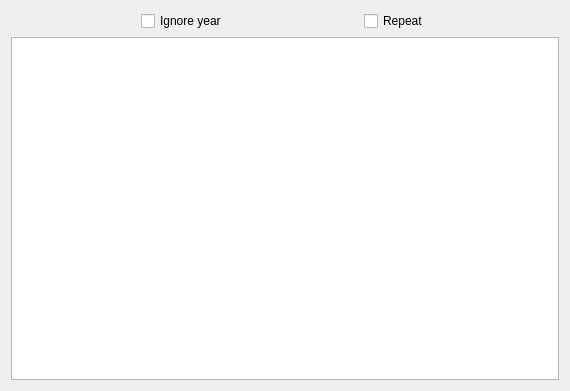
The window that spinetoolbox/ui/time_series_variable_resolution_editor.ui (spine-tools/Spine-Toolbox) describes before a commit, drawn with Qt 5.
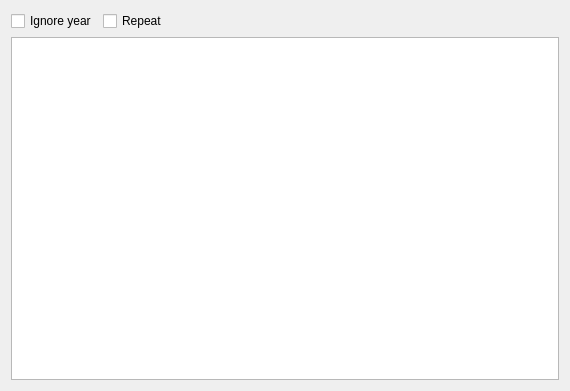
The same window after the commit.

Commit message:
Give up on QDateTimeEditor in time series editor
The minimum year the editor can handle is 100AD which is not low enough
for our needs. Replaced the widget by a text field+a button which opens
a QCalendarWidget. The calendar widget also cannot show dates before
100AD but at least a user can manually set the date to 0001-01-01 using
the text field.

Re #327

Patch:
```diff
--- a/spinetoolbox/ui/time_series_variable_resolution_editor.ui
+++ b/spinetoolbox/ui/time_series_variable_resolution_editor.ui
@@ -35,19 +35,6 @@
       <layout class="QVBoxLayout" name="verticalLayout">
        <item>
         <layout class="QHBoxLayout" name="horizontalLayout_2">
-         <item>
-          <spacer name="horizontalSpacer_2">
-           <property name="orientation">
-            <enum>Qt::Horizontal</enum>
-           </property>
-           <property name="sizeHint" stdset="0">
-            <size>
-             <width>40</width>
-             <height>20</height>
-            </size>
-           </property>
-          </spacer>
-         </item>
          <item>
           <widget class="QCheckBox" name="ignore_year_check_box">
            <property name="text">
@@ -55,19 +42,6 @@
            </property>
           </widget>
          </item>
-         <item>
-          <spacer name="horizontalSpacer_4">
-           <property name="orientation">
-            <enum>Qt::Horizontal</enum>
-           </property>
-           <property name="sizeHint" stdset="0">
-            <size>
-             <width>40</width>
-             <height>20</height>
-            </size>
-           </property>
-          </spacer>
-         </item>
          <item>
           <widget class="QCheckBox" name="repeat_check_box">
            <property name="text">
```
The commit also changes 7 other files.
